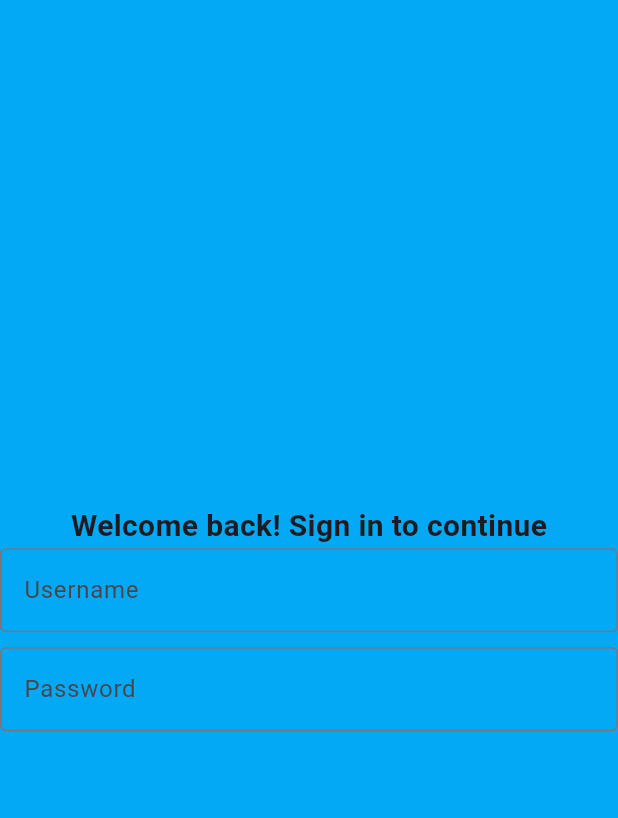
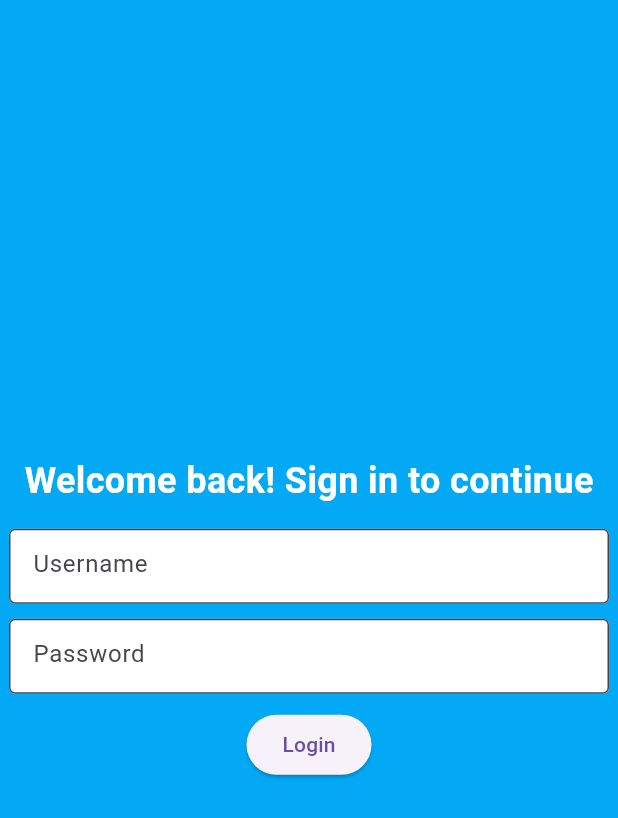
Before and after one commit to hasibcore/Train-Router, a Flutter app: the screen it shows after launch, on a phone screen of 412 x 824 dp. Shown: the top 818 px of the screen. Run offline on Flutter 3.47's test engine with Material 3 defaults, Android fonts, the phone set to English and light mode, and no system bars.

Commit message:
Updated the login screen

```diff
--- a/lib/login_page.dart
+++ b/lib/login_page.dart
@@ -1,38 +1,67 @@
 import 'package:flutter/material.dart';
+import 'package:train_router/home_page.dart';
+
 class LoginPage extends StatefulWidget {
   const LoginPage({super.key});
   @override
   State<LoginPage> createState() => _LoginPageState();
 }
-class _LoginPageState extends State<LoginPage>{
+
+class _LoginPageState extends State<LoginPage> {
   @override
   Widget build(BuildContext context) {
     return Scaffold(
       backgroundColor: Colors.lightBlue,
       body: Center(
-          child: Column(mainAxisAlignment: MainAxisAlignment.center,
+        child: Column(
+          mainAxisAlignment: MainAxisAlignment.center,
           children: [
             Text(
               'Welcome back! Sign in to continue',
-              style: TextStyle(fontSize: 20, fontWeight: FontWeight.bold),
+              style: TextStyle(
+                fontSize: 24,
+                fontWeight: FontWeight.bold,
+                color: Colors.white,
               ),
-            TextField(
+            ),
+            SizedBox(height: 15),
+            SizedBox(
+              height: 50,
+              width: 400,
+              child: TextField(
                 decoration: InputDecoration(
                   border: OutlineInputBorder(),
                   hintText: 'Username',
+                  filled: true,
+                  fillColor: Colors.white,
                 ),
-
               ),
-          SizedBox(height: 10,),
-          TextField(
+            ),
+            SizedBox(height: 10),
+            SizedBox(
+              height: 50,
+              width: 400,
+              child: TextField(
                 decoration: InputDecoration(
                   border: OutlineInputBorder(),
                   hintText: 'Password',
+                  filled: true,
+                  fillColor: Colors.white,
                 ),
-
               ),
-          ]
-          )
+            ),
+            SizedBox(height: 10,),
+            ElevatedButton(
+              onPressed: () {
+                Navigator.pushReplacement(
+                  context,
+                  MaterialPageRoute(builder: (context) => HomePage()),
+                );
+              },
+              child: Text('Login'),
+            ),
+          ],
+        ),
       ),
     );
   }
```
Lines whose indentation alone changed are shown as unchanged.
